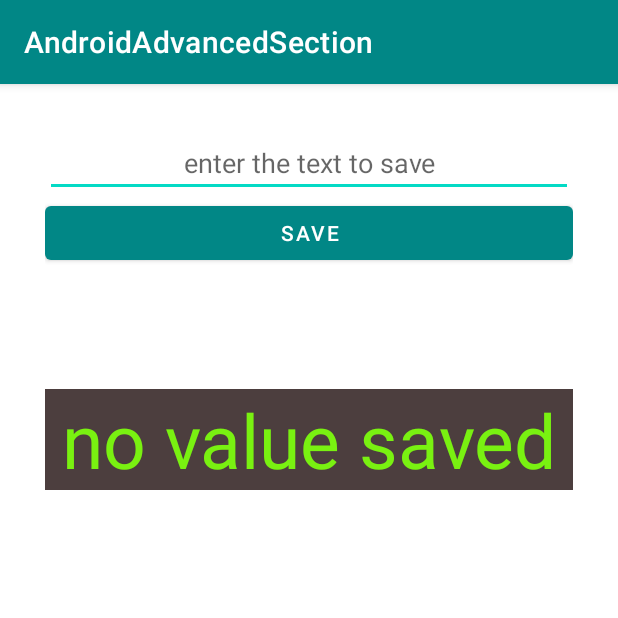
After one commit to muhammedshihabvk/AndroidPOCBundleApp, an Android app: the SharedPreferencePOCAcivity screen opened directly, with no data from a screen before it, on a phone screen of 412 x 824 dp, the top half of it. The commit adds this screen. Run offline under Robolectric (Android 15) with nearby library versions, the phone set to English and light mode, and no system bars.

Commit message:
added SharedPreference POC Acivity

```diff
--- a/app/build.gradle
+++ b/app/build.gradle
@@ -26,6 +26,9 @@ android {
         sourceCompatibility JavaVersion.VERSION_1_8
         targetCompatibility JavaVersion.VERSION_1_8
     }
+    buildFeatures {
+        viewBinding true
+    }
 }
 
 dependencies {
@@ -34,6 +37,7 @@ dependencies {
     implementation 'com.google.android.material:material:1.3.0'
     implementation 'androidx.constraintlayout:constraintlayout:2.0.4'
     implementation 'androidx.gridlayout:gridlayout:1.0.0'
+    implementation 'com.google.android.gms:play-services-maps:17.0.1'
     testImplementation 'junit:junit:4.+'
     androidTestImplementation 'androidx.test.ext:junit:1.1.2'
     androidTestImplementation 'androidx.test.espresso:espresso-core:3.3.0'
--- /dev/null
+++ b/app/src/main/java/com/shabsudemy/androidadvancedsection/SharedPreferencePOCAcivity.java
@@ -0,0 +1,61 @@
+package com.shabsudemy.androidadvancedsection;
+
+import androidx.appcompat.app.AppCompatActivity;
+
+import android.content.Context;
+import android.content.SharedPreferences;
+import android.content.SyncRequest;
+import android.os.Bundle;
+import android.view.View;
+import android.view.inputmethod.InputMethodManager;
+import android.widget.Button;
+import android.widget.EditText;
+import android.widget.TextView;
+
+public class SharedPreferencePOCAcivity extends AppCompatActivity {
+
+    TextView savedTextView;
+    Button saveButton;
+    EditText textField;
+    SharedPreferences sharedPreferences;
+    final String DEFAULT_KEY="defaultKey";
+
+
+    public void saveToSharedPreference(String key,String value){
+        sharedPreferences.edit().putString(key,value).apply();
+    }
+
+    public String getFromSharedPreference(String key){
+        return sharedPreferences.getString(key,"no value saved");
+    }
+
+    private void hideKeyboard(){
+        InputMethodManager imm = (InputMethodManager) this.getSystemService(Context.INPUT_METHOD_SERVICE);
+        imm.hideSoftInputFromWindow(textField.getWindowToken(), 0);
+    }
+
+
+    @Override
+    protected void onCreate(Bundle savedInstanceState) {
+        super.onCreate(savedInstanceState);
+        setContentView(R.layout.activity_shared_preference_pocacivity);
+
+        sharedPreferences = this.getSharedPreferences("com.shabsudemy.androidadvancedsection", Context.MODE_PRIVATE);
+        savedTextView = (TextView) findViewById(R.id.savedTextView);
+        saveButton = (Button) findViewById(R.id.saveButton);
+        textField = (EditText) findViewById(R.id.editTextSave);
+
+        savedTextView.setText(getFromSharedPreference(DEFAULT_KEY));
+
+        saveButton.setOnClickListener(new View.OnClickListener() {
+            @Override
+            public void onClick(View v) {
+                hideKeyboard();
+                String text = textField.getText().toString();
+                saveToSharedPreference(DEFAULT_KEY,text);
+                savedTextView.setText(text);
+            }
+        });
+
+    }
+}
--- /dev/null
+++ b/app/src/main/res/layout/activity_shared_preference_pocacivity.xml
@@ -0,0 +1,35 @@
+<?xml version="1.0" encoding="utf-8"?>
+<LinearLayout xmlns:android="http://schemas.android.com/apk/res/android"
+    xmlns:app="http://schemas.android.com/apk/res-auto"
+    xmlns:tools="http://schemas.android.com/tools"
+    android:layout_width="match_parent"
+    android:layout_height="match_parent"
+    android:orientation="vertical"
+    android:padding="30dp"
+    tools:context=".SharedPreferencePOCAcivity">
+
+    <EditText
+        android:id="@+id/editTextSave"
+        android:gravity="center"
+        android:layout_width="match_parent"
+        android:layout_height="wrap_content"
+        android:hint="enter the text to save"/>
+
+    <Button
+        android:id="@+id/saveButton"
+        android:layout_width="match_parent"
+        android:layout_height="wrap_content"
+        android:text="Save"/>
+
+
+    <TextView
+        android:id="@+id/savedTextView"
+        android:layout_marginTop="80dp"
+        android:gravity="center"
+        style="@style/ButtonStyle"
+        android:layout_width="match_parent"
+        android:layout_height="wrap_content"
+        android:text="sampleText"
+        android:textSize="50dp"/>
+
+</LinearLayout>
--- a/app/src/main/res/values/strings.xml
+++ b/app/src/main/res/values/strings.xml
@@ -1,3 +1,4 @@
 <resources>
     <string name="app_name">AndroidAdvancedSection</string>
+    <string name="title_activity_maps">Map</string>
 </resources>
```
Also changed, not shown: app/src/debug/res/values/google_maps_api.xml (added, +24 -0 lines), app/src/main/AndroidManifest.xml (+23 -2 lines), app/src/main/java/com/shabsudemy/androidadvancedsection/MainActivity.java (+21 -0 lines), app/src/main/java/com/shabsudemy/androidadvancedsection/MapsActivity.java (added, +124 -0 lines), app/src/main/res/layout/activity_main.xml (+15 -0 lines), app/src/main/res/layout/activity_maps.xml (added, +9 -0 lines), 1 other file.
